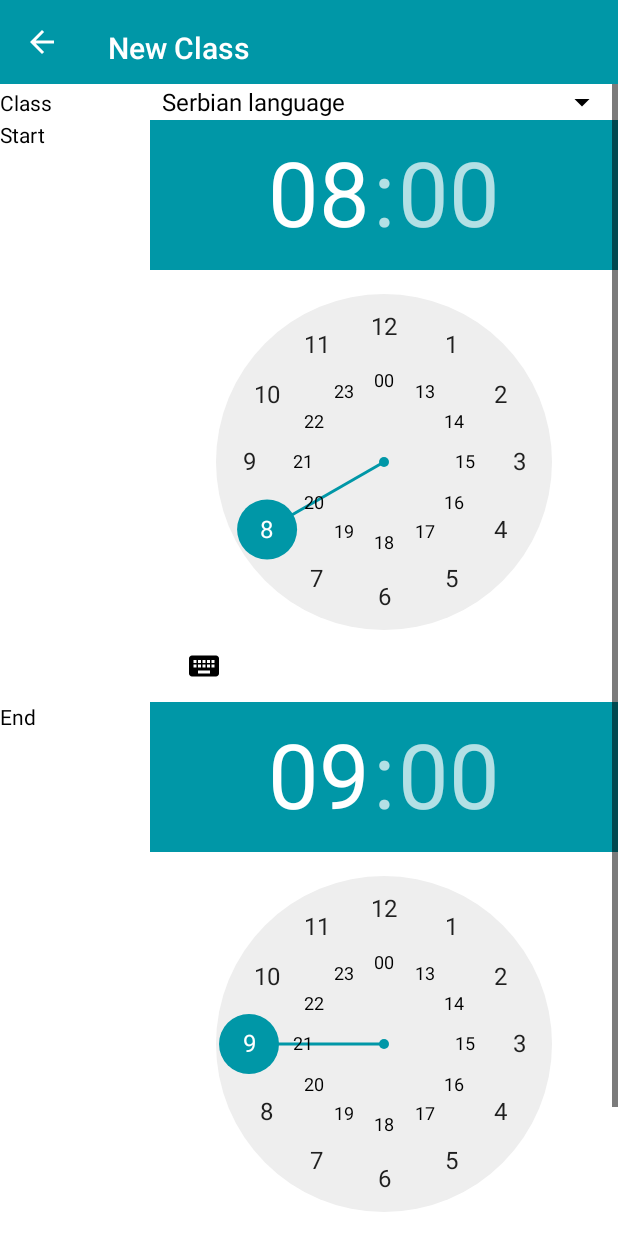
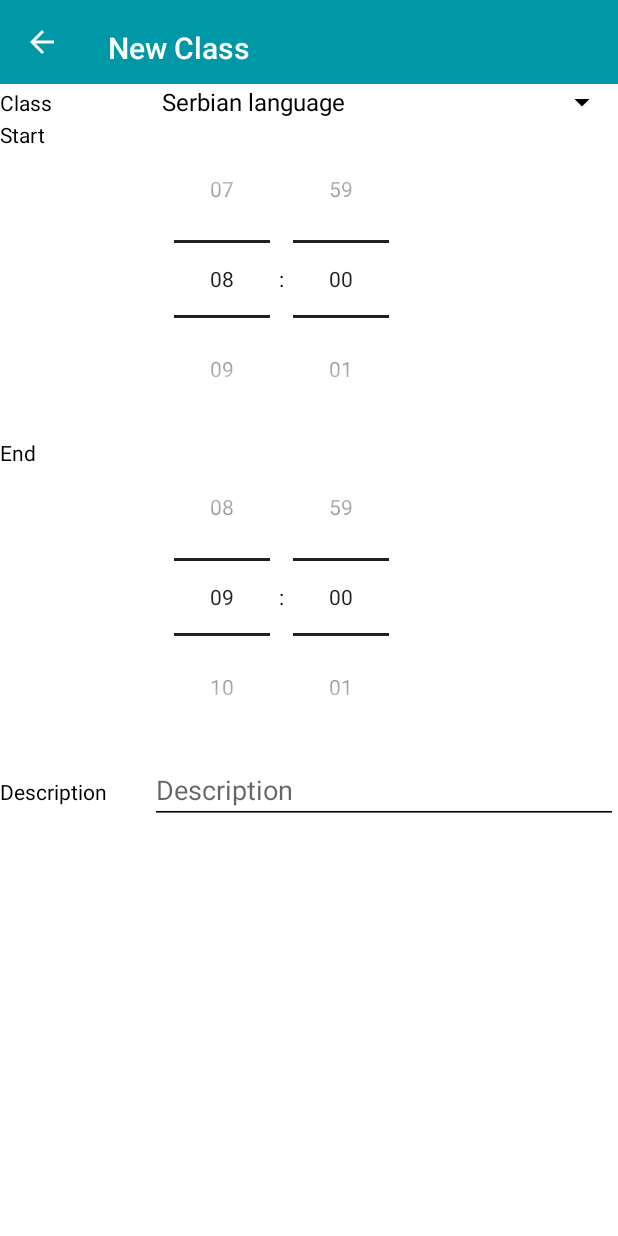
Before and after one commit to zoromatic/ZoromaticTimetable, an Android app: the TimetableEditActivity screen opened directly, with no data from a screen before it, on a phone screen of 412 x 824 dp. Run offline under Robolectric (Android 15) with nearby library versions, the phone set to English and light mode, and no system bars.

Commit message:
TimePicker - Spinner instead of Clock on Android 21+

```diff
--- a/app/src/main/res/layout/timetable_edit.xml
+++ b/app/src/main/res/layout/timetable_edit.xml
@@ -1,21 +1,21 @@
 <?xml version="1.0" encoding="utf-8"?>
 <LinearLayout xmlns:android="http://schemas.android.com/apk/res/android"
+    xmlns:app="http://schemas.android.com/apk/res-auto"
     xmlns:tools="http://schemas.android.com/tools"
-    xmlns:app="http://schemas.android.com/apk/res-auto"
     android:layout_width="match_parent"
     android:layout_height="match_parent"
     android:orientation="vertical"
     android:scrollbars="vertical"
-    tools:context=".TimetableEditActivity" >
+    tools:context=".TimetableEditActivity">
 
     <android.support.v7.widget.Toolbar
         android:id="@+id/toolbar"
-		app:theme="?attr/toolbarNewStyle"
-		app:titleTextAppearance="@style/ToolbarTitle"
         android:layout_width="match_parent"
         android:layout_height="wrap_content"
         android:background="?attr/colorPrimary"
-        android:minHeight="?attr/actionBarSize" />
+        android:minHeight="?attr/actionBarSize"
+        app:theme="?attr/toolbarNewStyle"
+        app:titleTextAppearance="@style/ToolbarTitle" />
 
     <ScrollView
         android:layout_width="match_parent"
@@ -24,12 +24,12 @@
         <LinearLayout
             android:layout_width="match_parent"
             android:layout_height="wrap_content"
-	        android:orientation="vertical" >
+            android:orientation="vertical">
 
             <LinearLayout
                 android:layout_width="match_parent"
                 android:layout_height="wrap_content"
-		        android:orientation="horizontal" >
+                android:orientation="horizontal">
 
                 <TextView
                     android:layout_width="100dp"
@@ -47,7 +47,7 @@
             <LinearLayout
                 android:layout_width="match_parent"
                 android:layout_height="wrap_content"
-		        android:orientation="horizontal" >
+                android:orientation="horizontal">
 
                 <TextView
                     android:layout_width="100dp"
@@ -57,14 +57,15 @@
                 <TimePicker
                     android:id="@+id/timePickerStart"
                     android:layout_width="wrap_content"
-		            android:layout_height="wrap_content" />
+                    android:layout_height="wrap_content"
+                    android:timePickerMode="spinner" />
 
             </LinearLayout>
 
             <LinearLayout
                 android:layout_width="match_parent"
                 android:layout_height="wrap_content"
-		        android:orientation="horizontal" >
+                android:orientation="horizontal">
 
                 <TextView
                     android:layout_width="100dp"
@@ -74,23 +75,28 @@
                 <TimePicker
                     android:id="@+id/timePickerEnd"
                     android:layout_width="wrap_content"
-		            android:layout_height="wrap_content" />
+                    android:layout_height="wrap_content"
+                    android:timePickerMode="spinner" />
 
             </LinearLayout>
 
+            <LinearLayout
+                android:layout_width="match_parent"
+                android:layout_height="wrap_content"
+                android:orientation="horizontal">
+
                 <TextView
-		        android:layout_width="wrap_content"
+                    android:layout_width="100dp"
                     android:layout_height="wrap_content"
                     android:text="@string/description" />
 
                 <EditText
                     android:id="@+id/description"
                     android:layout_width="match_parent"
-		        android:layout_height="0dp"
-		        android:layout_weight="1"
-		        android:gravity="top"
+                    android:layout_height="wrap_content"
                     android:hint="@string/description"
                     android:scrollbars="vertical" />
+            </LinearLayout>
 
         </LinearLayout>
     </ScrollView>
```
Lines whose indentation alone changed are shown as unchanged.
